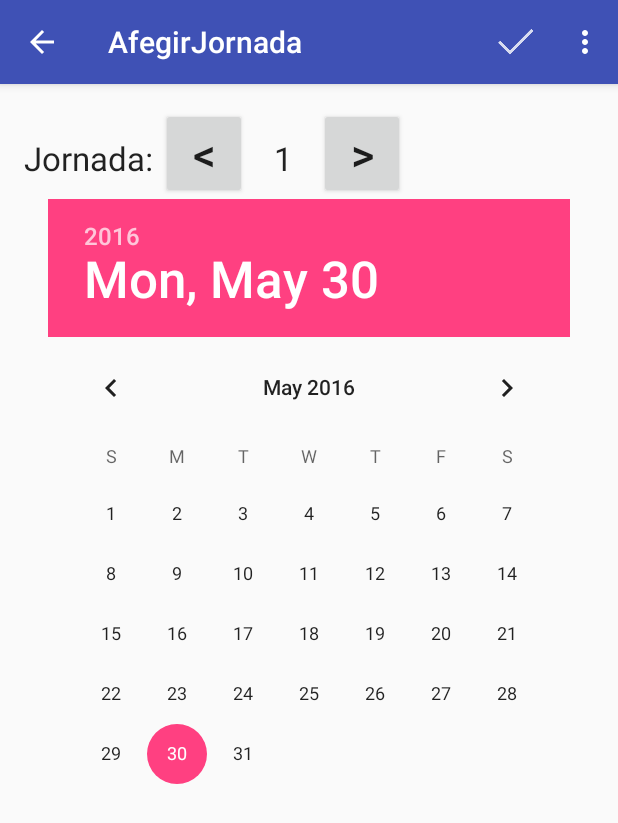
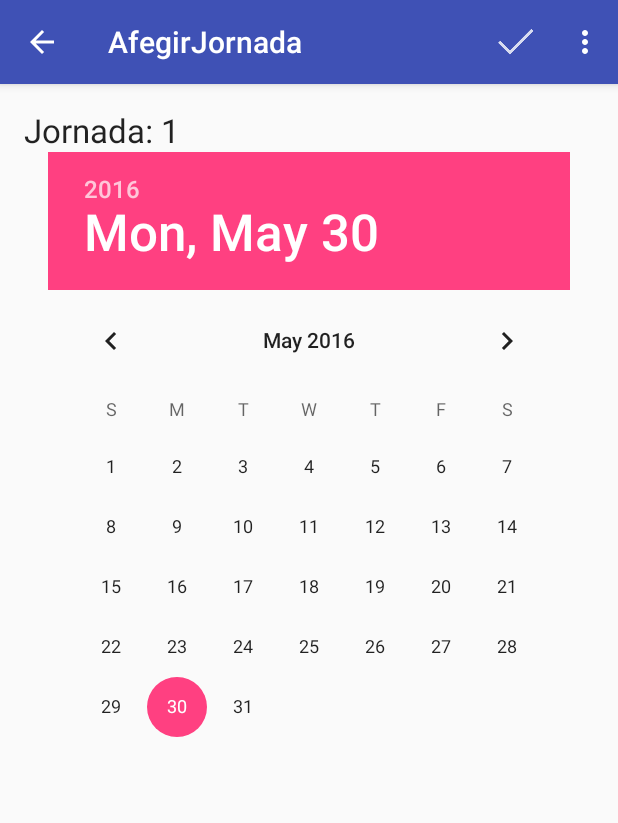
Before and after one commit to catunlock/AndroidLliga, an Android app: the AfegirJornada screen opened directly, with no data from a screen before it, on a phone screen of 412 x 824 dp. Shown: the top 823 px of the screen. Run offline under Robolectric (Android 15) with nearby library versions, the phone set to English and light mode, and no system bars; libraries missing offline, so code that uses them is left out: io.realm; 3 statements that could not run were skipped.

Commit message:
Añadido control de la estabilidad de los datos a la hora de añadir partido que no se pueda poner el mismo equipo fuera i en casa, añadido que al añadir jornada sea el max.

```diff
--- a/app/src/main/java/com/sanchez/lopez/alberto/campionatlliga/AfegirJornada.java
+++ b/app/src/main/java/com/sanchez/lopez/alberto/campionatlliga/AfegirJornada.java
@@ -29,8 +29,7 @@ public class AfegirJornada extends AppCompatActivity {
 
     private DatePicker datePicker;
     private TextView lblNumJornada;
-    private Button btnBack;
-    private Button btnFoward;
+    private int maxNumJornada;
 
     @Override
     protected void onCreate(Bundle savedInstanceState) {
@@ -42,31 +41,17 @@ public class AfegirJornada extends AppCompatActivity {
 
         datePicker = (DatePicker) findViewById(R.id.datePicker);
         lblNumJornada = (TextView) findViewById(R.id.lblNumJornada);
-        btnBack = (Button) findViewById(R.id.btnBack);
-        btnFoward = (Button) findViewById(R.id.btnFoward);
-
-        btnBack.setOnClickListener(new View.OnClickListener() {
-            @Override
-            public void onClick(View v) {
-                int numJornada = Integer.parseInt(lblNumJornada.getText().toString());
-                if (numJornada > 1) {
-                    lblNumJornada.setText(String.valueOf(numJornada-1));
-                }
-
-            }
-        });
-
-        btnFoward.setOnClickListener(new View.OnClickListener() {
-            @Override
-            public void onClick(View v) {
-                int numJornada = Integer.parseInt(lblNumJornada.getText().toString());
-                lblNumJornada.setText(String.valueOf(numJornada+1));
-            }
-        });
 
         // Create a RealmConfiguration which is to locate Realm file in package's "files" directory.
         realmConfig = new RealmConfiguration.Builder(this).build();
         realm = Realm.getInstance(realmConfig);
+
+        findMaxNumJornada();
+    }
+
+    private void findMaxNumJornada() {
+        maxNumJornada = realm.where(Jornada.class).max("numJornada").intValue();
+        lblNumJornada.setText(String.valueOf(maxNumJornada+1));
     }
 
     @Override
--- a/app/src/main/res/layout/content_afegir_jornada.xml
+++ b/app/src/main/res/layout/content_afegir_jornada.xml
@@ -30,28 +30,14 @@
             android:layout_alignParentEnd="true"
             android:layout_marginRight="5dp" />
 
-        <Button
-            android:layout_width="57dp"
-            android:layout_height="wrap_content"
-            android:text="&lt;"
-            android:id="@+id/btnBack"
-            android:textSize="30dp" />
-
         <TextView
             android:layout_width="wrap_content"
             android:layout_height="wrap_content"
             android:textAppearance="?android:attr/textAppearanceLarge"
             android:text="1"
             android:id="@+id/lblNumJornada"
-            android:layout_weight="0.22"
-            android:textAlignment="center" />
-
-        <Button
-            android:layout_width="57dp"
-            android:layout_height="wrap_content"
-            android:text=">"
-            android:id="@+id/btnFoward"
-            android:textSize="30dp" />
+            android:layout_weight="0.15"
+            android:textAlignment="textStart" />
 
     </LinearLayout>
 
```
Also changed, not shown: app/src/main/java/com/sanchez/lopez/alberto/campionatlliga/AnadirPartido.java (+32 -2 lines), app/src/main/java/com/sanchez/lopez/alberto/campionatlliga/visualizadoras/JornadaActivity.java (+3 -5 lines), app/src/main/res/layout/content_jornada.xml (+8 -10 lines).
